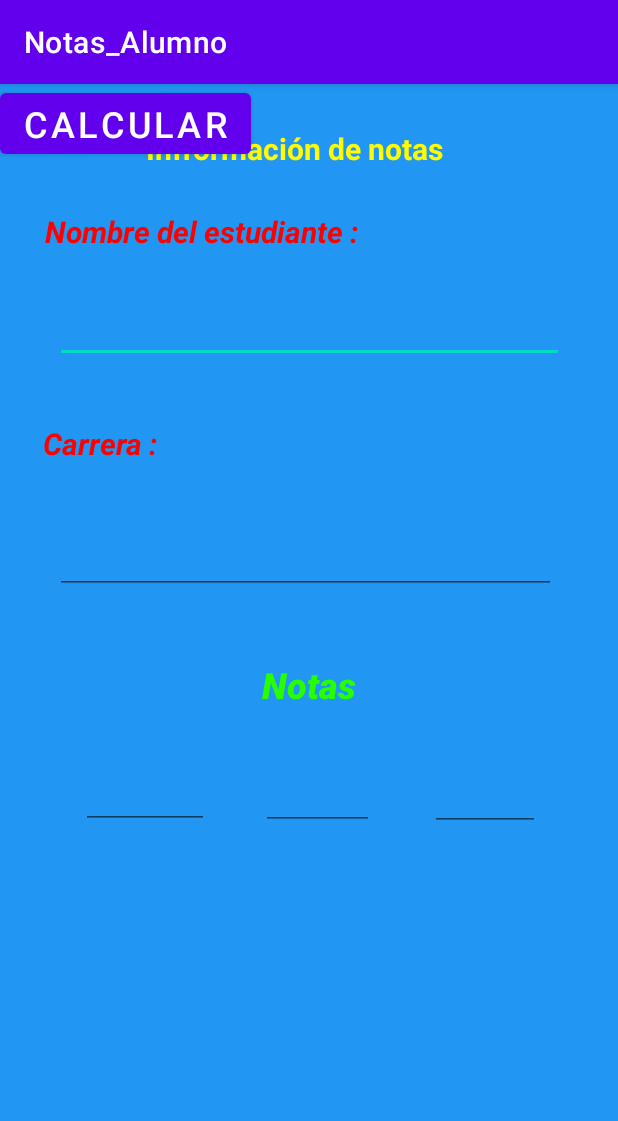
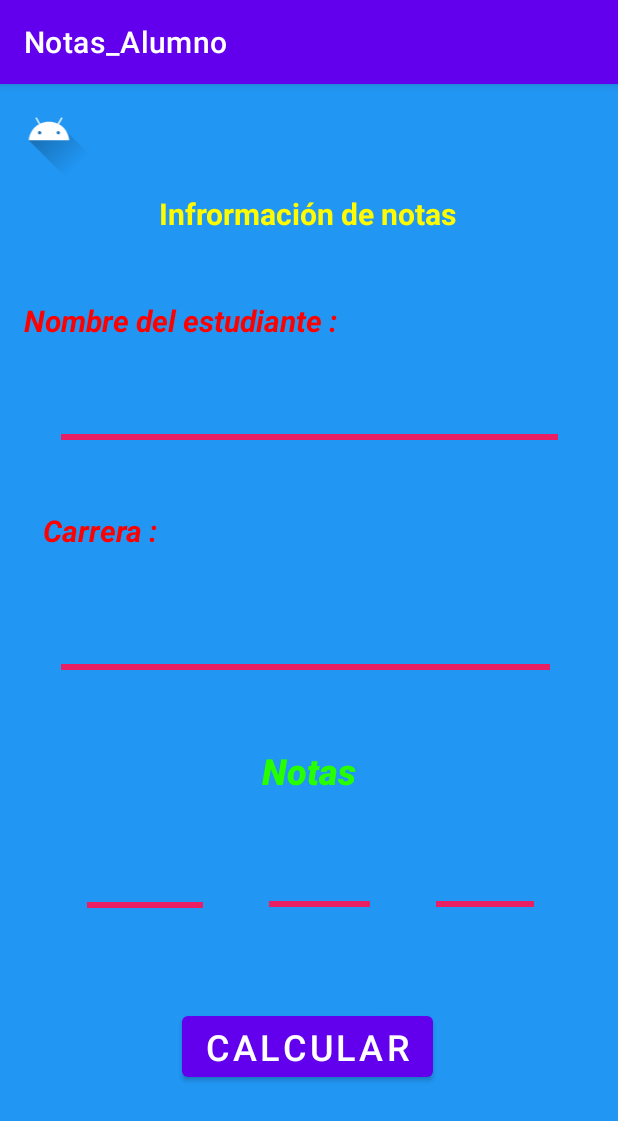
Before and after one commit to ErickVG13/Notas_Alumno, an Android app: the screen it shows after launch (MainActivity), on a phone screen of 412 x 824 dp. Shown: the top 1121 px of the screen. Run offline under Robolectric (Android 15) with nearby library versions, the phone set to English and light mode, and no system bars.

```diff
--- a/app/src/main/java/cl/app/notas_alumno/MainActivity.java
+++ b/app/src/main/java/cl/app/notas_alumno/MainActivity.java
@@ -3,12 +3,31 @@ package cl.app.notas_alumno;
 import androidx.appcompat.app.AppCompatActivity;
 
 import android.os.Bundle;
+import android.widget.Button;
+import android.widget.EditText;
 
 public class MainActivity extends AppCompatActivity {
+
+
+    private EditText TPName, TPCarrera;
+    private EditText TNota1, TNota2, TNota3;
+    private Button btnCalcular;
+
+
 
     @Override
     protected void onCreate(Bundle savedInstanceState) {
         super.onCreate(savedInstanceState);
         setContentView(R.layout.activity_main);
+        TPName=(EditText) findViewById(R.id.TPName);
+        TPCarrera=(EditText)  findViewById(R.id.TPCarrera);
+        TNota1=(EditText)  findViewById(R.id.TNota1);
+        TNota2=(EditText)  findViewById(R.id.TNota2);
+        TNota3=(EditText)  findViewById(R.id.TNota3);
+        btnCalcular=(Button)  findViewById(R.id.btnCalcular);
+
+
+
+
     }
 }
--- /dev/null
+++ b/app/src/main/java/cl/app/notas_alumno/MainActivityN2.java
@@ -0,0 +1,4 @@
+package cl.app.notas_alumno;
+
+public class MainActivityN2 {
+}
--- a/app/src/main/res/layout/activity_main.xml
+++ b/app/src/main/res/layout/activity_main.xml
@@ -16,31 +16,33 @@
         android:textSize="20sp"
         android:textStyle="bold"
         app:layout_constraintBottom_toBottomOf="parent"
-        app:layout_constraintHorizontal_bias="0.457"
+        app:layout_constraintHorizontal_bias="0.497"
         app:layout_constraintLeft_toLeftOf="parent"
         app:layout_constraintRight_toRightOf="parent"
         app:layout_constraintTop_toTopOf="parent"
-        app:layout_constraintVertical_bias="0.04" />
+        app:layout_constraintVertical_bias="0.098" />
 
     <TextView
         android:id="@+id/textView"
         android:layout_width="wrap_content"
         android:layout_height="wrap_content"
-        android:layout_marginTop="28dp"
+        android:layout_marginTop="44dp"
         android:text="Nombre del estudiante :"
         android:textColor="#FF0000"
         android:textSize="20sp"
         android:textStyle="bold|italic"
         app:layout_constraintEnd_toEndOf="parent"
-        app:layout_constraintHorizontal_bias="0.146"
+        app:layout_constraintHorizontal_bias="0.08"
         app:layout_constraintStart_toStartOf="parent"
         app:layout_constraintTop_toBottomOf="@+id/textView2" />
 
     <EditText
-        android:id="@+id/editTextTextPersonName"
+        android:id="@+id/TPName"
         android:layout_width="339dp"
         android:layout_height="48dp"
         android:layout_marginTop="12dp"
+        android:backgroundTint="#E91E63"
+        android:backgroundTintMode="screen"
         android:ems="10"
         android:inputType="textPersonName"
         app:layout_constraintBottom_toBottomOf="parent"
@@ -62,14 +64,16 @@
         app:layout_constraintEnd_toEndOf="parent"
         app:layout_constraintHorizontal_bias="0.086"
         app:layout_constraintStart_toStartOf="parent"
-        app:layout_constraintTop_toBottomOf="@+id/editTextTextPersonName"
+        app:layout_constraintTop_toBottomOf="@+id/TPName"
         app:layout_constraintVertical_bias="0.0" />
 
     <EditText
-        android:id="@+id/editTextTextPersonName2"
+        android:id="@+id/TPCarrera"
         android:layout_width="334dp"
         android:layout_height="51dp"
         android:layout_marginTop="32dp"
+        android:backgroundTint="#E91E63"
+        android:backgroundTintMode="screen"
         android:ems="10"
         android:inputType="textPersonName"
         app:layout_constraintBottom_toBottomOf="parent"
@@ -93,25 +97,31 @@
         android:typeface="monospace"
         app:layout_constraintEnd_toEndOf="parent"
         app:layout_constraintStart_toStartOf="parent"
-        app:layout_constraintTop_toBottomOf="@+id/editTextTextPersonName2" />
+        app:layout_constraintTop_toBottomOf="@+id/TPCarrera" />
 
     <EditText
-        android:id="@+id/editTextNumberDecimal"
+        android:id="@+id/TNota1"
         android:layout_width="85dp"
         android:layout_height="52dp"
         android:layout_marginTop="28dp"
+        android:backgroundTint="#E91E63"
+        android:backgroundTintMode="screen"
         android:ems="10"
         android:inputType="numberDecimal"
+        app:layout_constraintBottom_toBottomOf="parent"
         app:layout_constraintEnd_toEndOf="parent"
         app:layout_constraintHorizontal_bias="0.165"
         app:layout_constraintStart_toStartOf="parent"
-        app:layout_constraintTop_toBottomOf="@+id/textView4" />
+        app:layout_constraintTop_toBottomOf="@+id/textView4"
+        app:layout_constraintVertical_bias="0.01" />
 
     <EditText
-        android:id="@+id/editTextNumberDecimal3"
+        android:id="@+id/TNota3"
         android:layout_width="73dp"
         android:layout_height="51dp"
         android:layout_marginTop="28dp"
+        android:backgroundTint="#E91E63"
+        android:backgroundTintMode="screen"
         android:ems="10"
         android:inputType="numberDecimal"
         app:layout_constraintBottom_toBottomOf="parent"
@@ -122,26 +132,41 @@
         app:layout_constraintVertical_bias="0.008" />
 
     <EditText
-        android:id="@+id/editTextNumberDecimal2"
+        android:id="@+id/TNota2"
         android:layout_width="75dp"
         android:layout_height="51dp"
         android:layout_marginTop="28dp"
+        android:backgroundTint="#E91E63"
+        android:backgroundTintMode="screen"
         android:ems="10"
         android:inputType="numberDecimal"
         app:layout_constraintBottom_toBottomOf="parent"
         app:layout_constraintEnd_toEndOf="parent"
-        app:layout_constraintHorizontal_bias="0.517"
+        app:layout_constraintHorizontal_bias="0.52"
         app:layout_constraintStart_toStartOf="parent"
         app:layout_constraintTop_toBottomOf="@+id/textView4"
-        app:layout_constraintVertical_bias="0.004" />
+        app:layout_constraintVertical_bias="0.01" />
 
     <Button
-        android:id="@+id/button"
+        android:id="@+id/btnCalcular"
         android:layout_width="wrap_content"
         android:layout_height="wrap_content"
+        android:layout_marginTop="60dp"
         android:text="Calcular"
         android:textSize="24sp"
-        tools:layout_editor_absoluteX="118dp"
-        tools:layout_editor_absoluteY="569dp" />
+        app:layout_constraintBottom_toBottomOf="parent"
+        app:layout_constraintEnd_toEndOf="parent"
+        app:layout_constraintHorizontal_bias="0.497"
+        app:layout_constraintStart_toStartOf="parent"
+        app:layout_constraintTop_toBottomOf="@+id/TNota2"
+        app:layout_constraintVertical_bias="0.0" />
+
+    <ImageView
+        android:id="@+id/imageView"
+        android:layout_width="65dp"
+        android:layout_height="63dp"
+        app:srcCompat="@drawable/ic_launcher_foreground"
+        tools:layout_editor_absoluteX="16dp"
+        tools:layout_editor_absoluteY="33dp" />
 
 </androidx.constraintlayout.widget.ConstraintLayout>
```
Also changed, not shown: app/src/main/res/layout/activity_main_n2.xml (added, +95 -0 lines).
